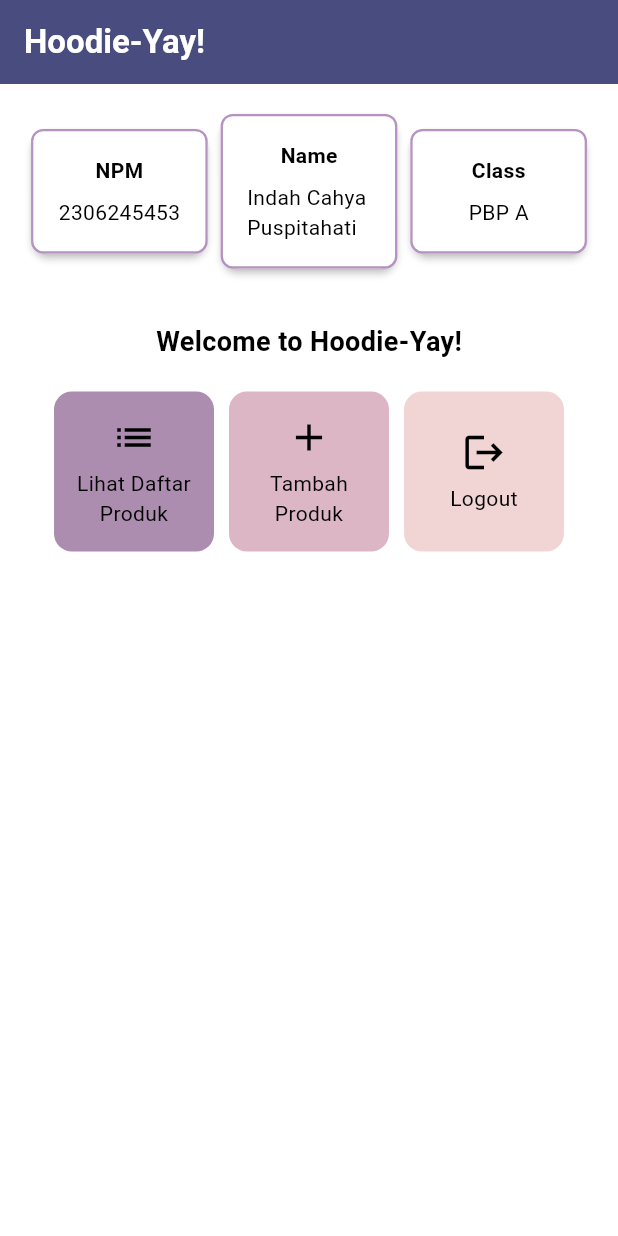
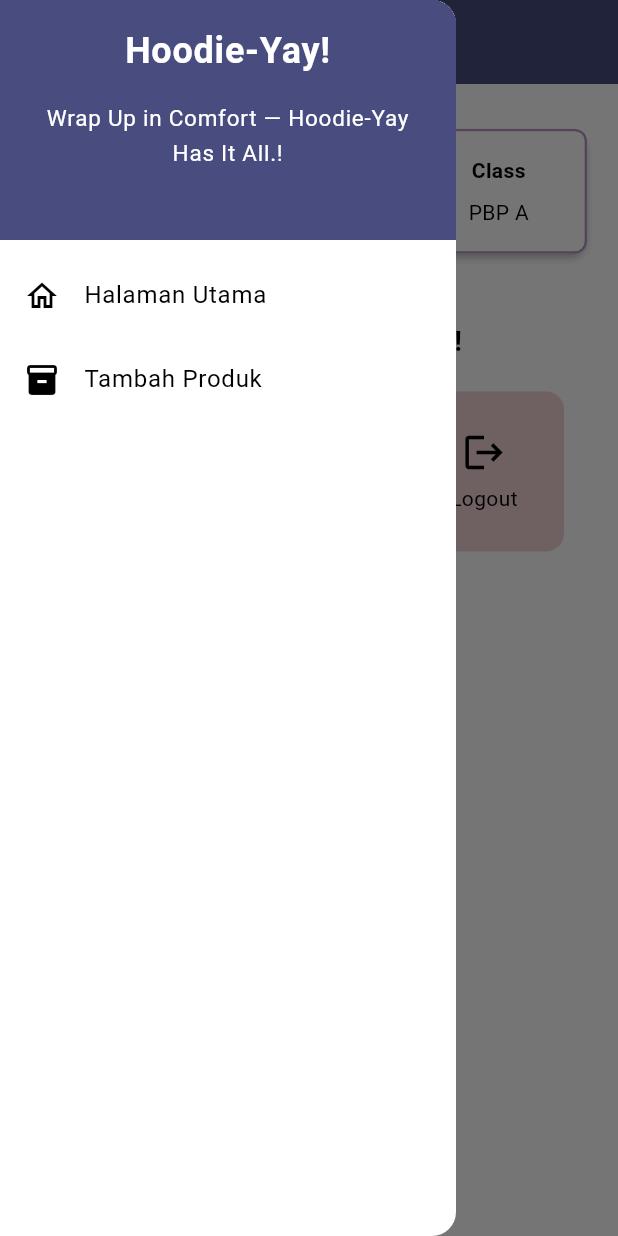
Before and after one commit to indahcahyaaa/hoodie-yay-mobile, a Flutter app: the screen it shows after launch, with the side drawer open (before the commit the screen has no drawer), on a phone screen of 412 x 824 dp. Run offline on Flutter 3.47's test engine with Material 3 defaults, Android fonts, the phone set to English and light mode, and no system bars.

Commit message:
Tugas 8 done

```diff
--- a/lib/main.dart
+++ b/lib/main.dart
@@ -1,5 +1,5 @@
 import 'package:flutter/material.dart';
-import 'package:hoodie_yay/menu.dart';
+import 'package:hoodie_yay/screens/menu.dart';
 
 void main() {
   runApp(const MyApp());
--- a/lib/menu.dart
+++ b/lib/screens/menu.dart
@@ -1,4 +1,8 @@
 import 'package:flutter/material.dart';
+import 'package:hoodie_yay/widgets/left_drawer.dart';
+import 'package:hoodie_yay/screens/productentry_form.dart';
+import 'package:hoodie_yay/widgets/product_card.dart';
+
 
 class MyHomePage extends StatelessWidget {
   MyHomePage({super.key});
@@ -8,8 +12,8 @@
     final String className = 'PBP A'; // Kelas
 
     final List<ItemHomepage> items = [
-      ItemHomepage("Lihat Daftar Produk", Icons.list, const Color(0xFFAC8DAF)),
-      ItemHomepage("Tambah Produk", Icons.add, const Color(0xFFDDB6C6)),
+      ItemHomepage("Lihat Daftar Product", Icons.list, const Color(0xFFAC8DAF)),
+      ItemHomepage("Tambah Product", Icons.add, const Color(0xFFDDB6C6)),
       ItemHomepage("Logout", Icons.logout, const Color(0xFFF1D4D4)),
     ];
 
@@ -29,7 +33,11 @@
         ),
         // Warna latar belakang AppBar
         backgroundColor: Theme.of(context).colorScheme.secondary,
+        // Mengganti warna icon drawer menjadi putih
+        iconTheme: const IconThemeData(color: Colors.white),
       ),
+      // Masukkan drawer sebagai parameter nilai drawer dari widget Scaffold
+      drawer: const LeftDrawer(),
       // Body halaman dengan padding di sekelilingnya.
       body: Padding(
         padding: const EdgeInsets.all(16.0),
@@ -133,64 +141,3 @@
     );
   }
 }
-
-class ItemHomepage {
-  final String name;
-  final IconData icon;
-  final Color color;
-
-  ItemHomepage(this.name, this.icon, this.color);
-}
-
-class ItemCard extends StatelessWidget {
-  // Menampilkan kartu dengan ikon dan nama.
-
-  final ItemHomepage item;
-
-  const ItemCard(this.item, {super.key});
-
-  @override
-  Widget build(BuildContext context) {
-    return Material(
-      // // Menggunakan warna dari item.color
-      color: item.color,
-      // Membuat sudut kartu melengkung.
-      borderRadius: BorderRadius.circular(12),
-
-      child: InkWell(
-        // Aksi ketika kartu ditekan.
-        onTap: () {
-          // Menampilkan pesan SnackBar saat kartu ditekan.
-          ScaffoldMessenger.of(context)
-            ..hideCurrentSnackBar()
-            ..showSnackBar(
-              SnackBar(content: Text("Kamu telah menekan tombol ${item.name}!"))
-            );
-        },
-        // Container untuk menyimpan Icon dan Text
-        child: Container(
-          padding: const EdgeInsets.all(8),
-          child: Center(
-            child: Column(
-              // Menyusun ikon dan teks di tengah kartu.
-              mainAxisAlignment: MainAxisAlignment.center,
-              children: [
-                Icon(
-                  item.icon,
-                  color: Colors.black,
-                  size: 30.0,
-                ),
-                const Padding(padding: EdgeInsets.all(3)),
-                Text(
-                  item.name,
-                  textAlign: TextAlign.center,
-                  style: const TextStyle(color: Colors.black),
-                ),
-              ],
-            ),
-          ),
-        ),
-      ),
-    );
-  }
-}
--- /dev/null
+++ b/lib/widgets/left_drawer.dart
@@ -0,0 +1,78 @@
+import 'package:flutter/material.dart';
+import 'package:hoodie_yay/screens/menu.dart';
+import 'package:hoodie_yay/screens/productentry_form.dart';
+
+class LeftDrawer extends StatelessWidget {
+  const LeftDrawer({super.key});
+
+  @override
+  Widget build(BuildContext context) {
+    return Drawer(
+      child: ListView(
+        children: [
+          DrawerHeader(
+            //Bagian drawer header
+            decoration: BoxDecoration(
+              color: Theme.of(context).colorScheme.secondary,
+            ),
+            child: const Column(
+              children: [
+                Text(
+                  'Hoodie-Yay!',
+                  textAlign: TextAlign.center,
+                  style: TextStyle(
+                    fontSize: 24,
+                    fontWeight: FontWeight.bold,
+                    color: Colors.white,
+                  ),
+                ),
+                Padding(padding: EdgeInsets.all(8)),
+                Text(
+                  "Wrap Up in Comfort — Hoodie-Yay Has It All.!",
+                  // Tambahkan gaya teks dengan center alignment, font ukuran 15, warna putih, dan weight biasa
+                  textAlign: TextAlign.center,
+                  style: TextStyle(
+                    fontSize: 15,
+                    color: Colors.white,
+                    fontWeight: FontWeight.normal,
+                  ),
+                ),
+              ],
+            ),
+          ),
+          // Bagian routing
+          ListTile(
+            leading: const Icon(Icons.home_outlined),
+            title: const Text('Halaman Utama'),
+            // Bagian redirection ke MyHomePage
+            onTap: () {
+              Navigator.pushReplacement(
+                context,
+                MaterialPageRoute(
+                  builder: (context) => MyHomePage(),
+                )
+              );
+            },
+          ),
+          ListTile(
+            leading: const Icon(Icons.inventory),
+            title: const Text('Tambah Produk'),
+            // Bagian redirection ke ProductEntryFormPage
+            onTap: () {
+              /*
+              Buatlah routing ke ProductEntryFormPage di sini,
+              setelah halaman ProductEntryFormPage sudah dibuat.
+              */
+              Navigator.pushReplacement(
+                context,
+                MaterialPageRoute(
+                  builder: (context) => const ProductEntryFormPage(),
+                ),
+              );
+            },
+          ),
+        ],
+      ),
+    );
+  }
+}
--- /dev/null
+++ b/lib/widgets/product_card.dart
@@ -0,0 +1,74 @@
+import 'package:flutter/material.dart';
+import 'package:hoodie_yay/screens/productentry_form.dart';
+
+class ItemHomepage {
+  final String name;
+  final IconData icon;
+  final Color color;
+
+  ItemHomepage(this.name, this.icon, this.color);
+}
+
+class ItemCard extends StatelessWidget {
+  // Menampilkan kartu dengan ikon dan nama.
+
+  final ItemHomepage item;
+
+  const ItemCard(this.item, {super.key});
+
+  @override
+  Widget build(BuildContext context) {
+    return Material(
+      // // Menggunakan warna dari item.color
+      color: item.color,
+      // Membuat sudut kartu melengkung.
+      borderRadius: BorderRadius.circular(12),
+
+      child: InkWell(
+        // Aksi ketika kartu ditekan.
+        onTap: () {
+          // Menampilkan pesan SnackBar saat kartu ditekan.
+          ScaffoldMessenger.of(context)
+            ..hideCurrentSnackBar()
+            ..showSnackBar(
+              SnackBar(content: Text("Kamu telah menekan tombol ${item.name}!"))
+            );
+
+          // Navigate ke route yang sesuai (tergantung jenis tombol)
+          if (item.name == "Tambah Product") {
+            // Gunakan Navigator.push untuk melakukan navigasi ke MaterialPageRoute yang mencakup TrackerFormPage.
+            Navigator.push(
+              context,
+              MaterialPageRoute(
+                builder: (context) => const ProductEntryFormPage(),
+              ),
+            );
+          }
+        },
+        // Container untuk menyimpan Icon dan Text
+        child: Container(
+          padding: const EdgeInsets.all(8),
+          child: Center(
+            child: Column(
+              // Menyusun ikon dan teks di tengah kartu.
+              mainAxisAlignment: MainAxisAlignment.center,
+              children: [
+                Icon(
+                  item.icon,
+                  color: Colors.black,
+                  size: 30.0,
+                ),
+                const Padding(padding: EdgeInsets.all(3)),
+                Text(
+                  item.name,
+                  textAlign: TextAlign.center,
+                  style: const TextStyle(color: Colors.black),
+                ),
+              ],
+            ),
+          ),
+        ),
+      ),
+    );
+  }
+}
```
Also changed, not shown: lib/screens/productentry_form.dart (added, +225 -0 lines), 1 other file.
